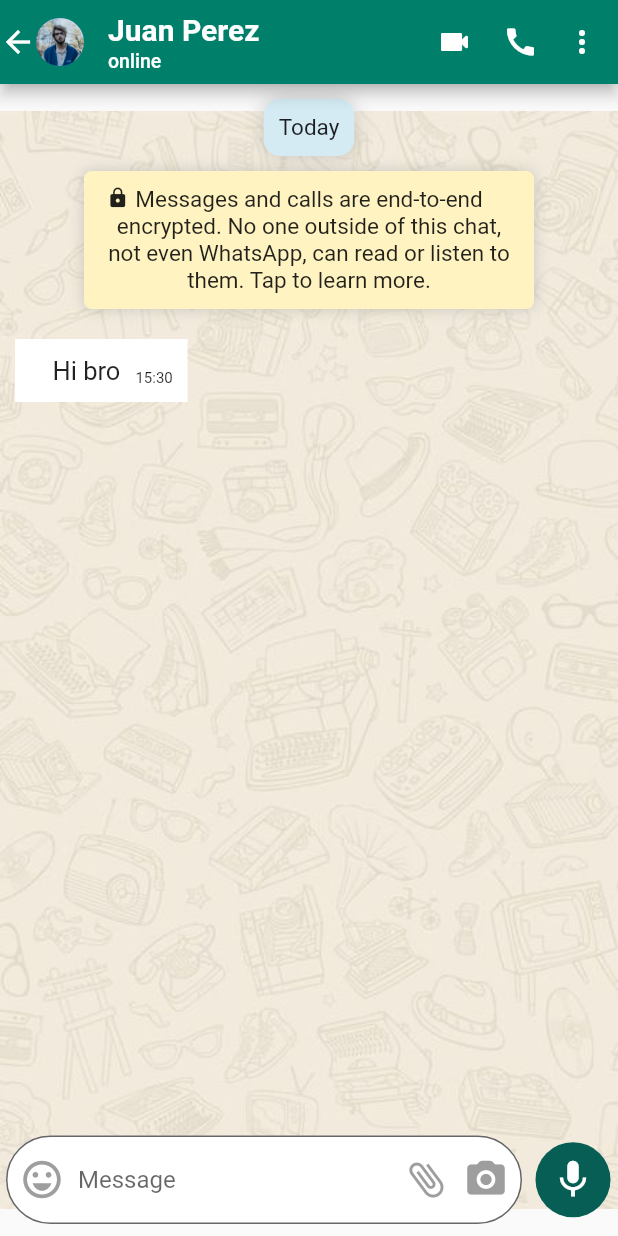
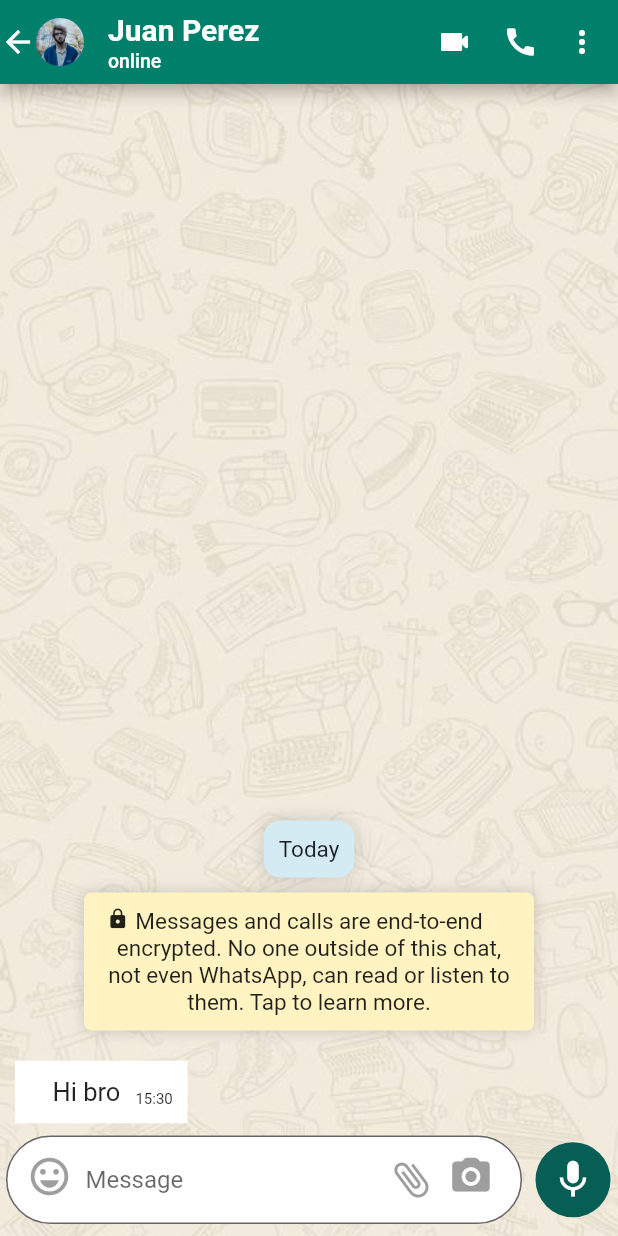
Before and after one commit to fontsignacio/WhatsApp-Clone, a Flutter app: the CallContact screen opened directly, after a tap on "Juan Perez", on a phone screen of 412 x 824 dp. Run offline on Flutter 3.47's test engine with Material 2 defaults, Android fonts, the phone set to English and light mode, and no system bars; our stand-ins replace emoji_picker_flutter; missing offline and left inert: camera_camera, custom_clippers; statements that could not run were skipped.

Commit message:
UPGRADE:: fix padding error in chat

```diff
--- a/lib/pages/buttom/call_contact.dart
+++ b/lib/pages/buttom/call_contact.dart
@@ -102,11 +102,11 @@ class _ContactsState extends State<CallContact> {
                       child: Stack(
                         children: const [
                           Positioned(
-                            child: Icon(Icons.call, color: const Color.fromARGB(255, 0, 128, 106),),
+                            child: Icon(Icons.call, color: Color.fromARGB(255, 0, 128, 106),),
                           ),
                           Positioned(
                             left: 50,
-                            child: Icon(Icons.videocam_rounded, color: const Color.fromARGB(255, 0, 128, 106),),
+                            child: Icon(Icons.videocam_rounded, color: Color.fromARGB(255, 0, 128, 106),),
                           ),
                         ],
                       ),
--- a/lib/pages/home/chat/chat_screen.dart
+++ b/lib/pages/home/chat/chat_screen.dart
@@ -112,7 +112,9 @@ class _ChatScreenState extends State<ChatScreen> with TickerProviderStateMixin {
                       if (showEmojiPicker) setState(() => showEmojiPicker = !showEmojiPicker);
                     },
                     decoration: InputDecoration(
-                      prefixIcon: IconButton(
+                      prefixIcon: Container(
+                        padding: EdgeInsets.only(left: 5, bottom: 5),
+                        child: IconButton(
                           icon: showEmojiPicker ? const Icon(Icons.keyboard,size: 30,color: Colors.grey) :
                           const Icon(Icons.emoji_emotions_outlined,size: 30,color: Colors.grey),
                           onPressed: () {
@@ -122,6 +124,7 @@ class _ChatScreenState extends State<ChatScreen> with TickerProviderStateMixin {
                               focusNode.canRequestFocus = true;
                             });
                           },
+                        ),
                       ),
                       hintText: "Message",
                       border: const OutlineInputBorder(
@@ -139,7 +142,9 @@ class _ChatScreenState extends State<ChatScreen> with TickerProviderStateMixin {
                               color: Colors.grey
                             ),
                           ),
-                          if (!_isTyped) IconButton(
+                          if (!_isTyped) Container(
+                            padding: const EdgeInsets.only(right: 10, bottom: 4),
+                            child: IconButton(
                               icon: const Icon(
                                 Icons.camera_alt_rounded,
                                 size: 30,
@@ -150,6 +155,7 @@ class _ChatScreenState extends State<ChatScreen> with TickerProviderStateMixin {
                                 builder: (context) => const Camera());
                                 Navigator.of(context).push(router);
                               },
+                            ),
                           ),
                         ],
                       ),
@@ -275,10 +281,11 @@ class _ChatScreenState extends State<ChatScreen> with TickerProviderStateMixin {
           decoration: const  BoxDecoration(
             image: DecorationImage(
               image: AssetImage("assets/images/wallpaper.jpg"),
-              fit: BoxFit.fitWidth
+              fit: BoxFit.cover
             )
           ),
           child: Column(
+            mainAxisAlignment: MainAxisAlignment.end,
             children: <Widget>[
               Container(
                 margin: const EdgeInsets.only(top: 10),
@@ -356,8 +363,8 @@ class _ChatScreenState extends State<ChatScreen> with TickerProviderStateMixin {
               ),
               Flexible(
                 child: ListView.builder(
-                  padding: const EdgeInsets.only(left: 5, bottom: 270),
                   reverse: true,
+                  shrinkWrap: true,
                   itemBuilder: (_, int index) => _messages[index],
                   itemCount: _messages.length,
                 ),
--- a/lib/widgets/status/images_status.dart
+++ b/lib/widgets/status/images_status.dart
@@ -91,6 +91,7 @@ class _ImagesState extends State<Images> with TickerProviderStateMixin {
   Widget build(BuildContext context) {
     return  SafeArea(
       child: Scaffold(
+        backgroundColor: Colors.black,
         body: Column(
           children: [
             LinearProgressIndicator(
@@ -239,7 +240,6 @@ class _ImagesState extends State<Images> with TickerProviderStateMixin {
             ),
           ],
         ),
-        backgroundColor: Colors.black,
       )
     );
   }
```
Lines whose indentation alone changed are shown as unchanged.
